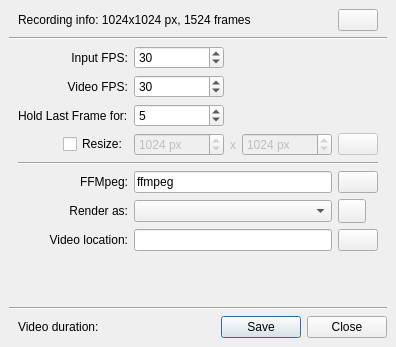
First picture: the form in plugins/dockers/recorder/recorder_export.ui, repository KDE/krita, before the edit.
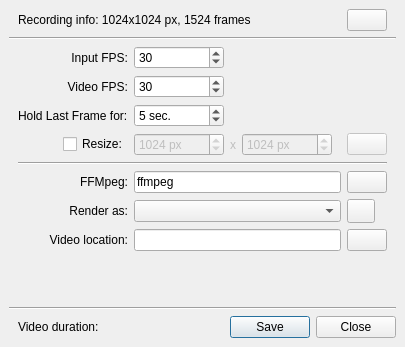
Second picture: the form after the edit. Icons and pictures are not drawn.

Commit message: Add unit for Hold Last Frame option in recorder

```diff
--- a/plugins/dockers/recorder/recorder_export.ui
+++ b/plugins/dockers/recorder/recorder_export.ui
@@ -10,7 +10,7 @@
    <rect>
     <x>0</x>
     <y>0</y>
-    <width>395</width>
+    <width>405</width>
     <height>347</height>
    </rect>
   </property>
@@ -514,6 +514,9 @@
                <height>0</height>
               </size>
              </property>
+             <property name="suffix">
+              <string comment="Contraction of &quot;second&quot; for interval"> sec.</string>
+             </property>
              <property name="maximum">
               <number>120</number>
              </property>
```
